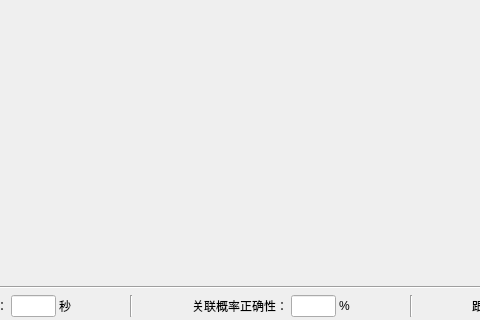
The window that mainwindow.ui (kernelhcy/targettracking) describes before a commit, drawn with Qt 5; both pictures show x 135 to 615 and y 280 to 600 of the 800 by 600 pixel window.
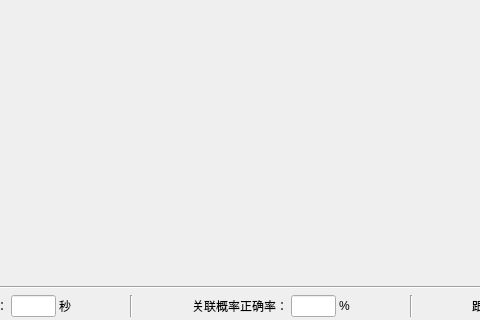
The same window after the commit.

Commit message: 添加随机正确率

Diff of the .ui file:
```diff
--- a/mainwindow.ui
+++ b/mainwindow.ui
@@ -494,7 +494,7 @@
       <item>
        <widget class="QLabel" name="label_2">
         <property name="text">
-         <string>关联概率正确性：</string>
+         <string>关联概率正确率：</string>
         </property>
        </widget>
       </item>
```
The commit also changes 3 other files.
